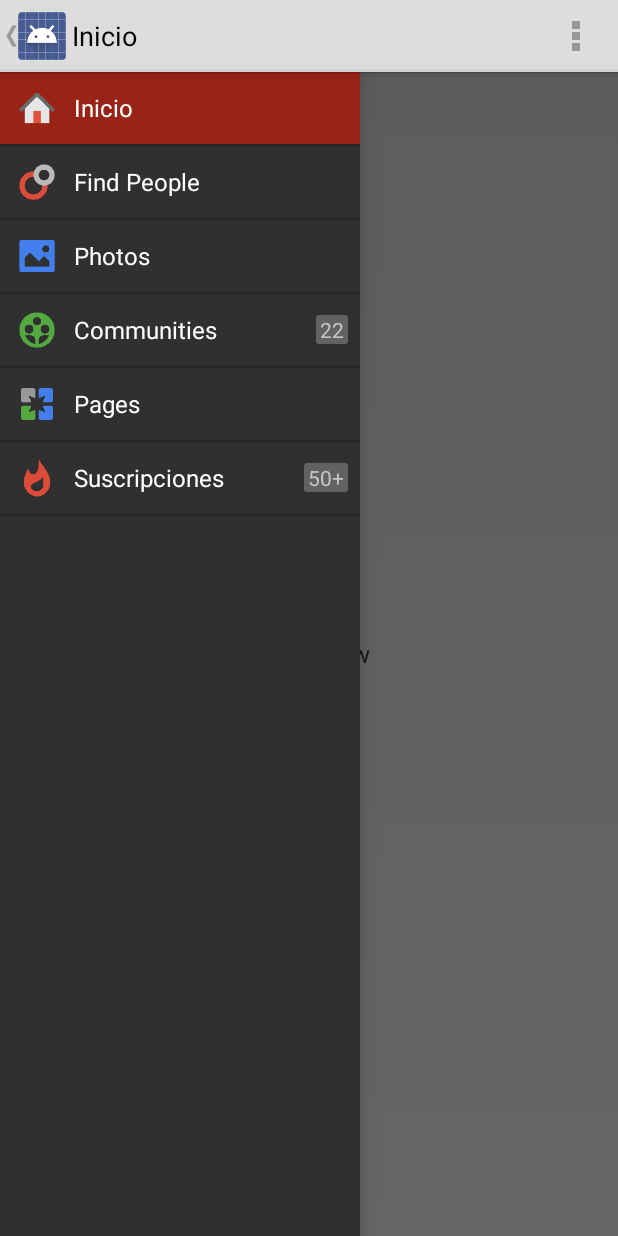
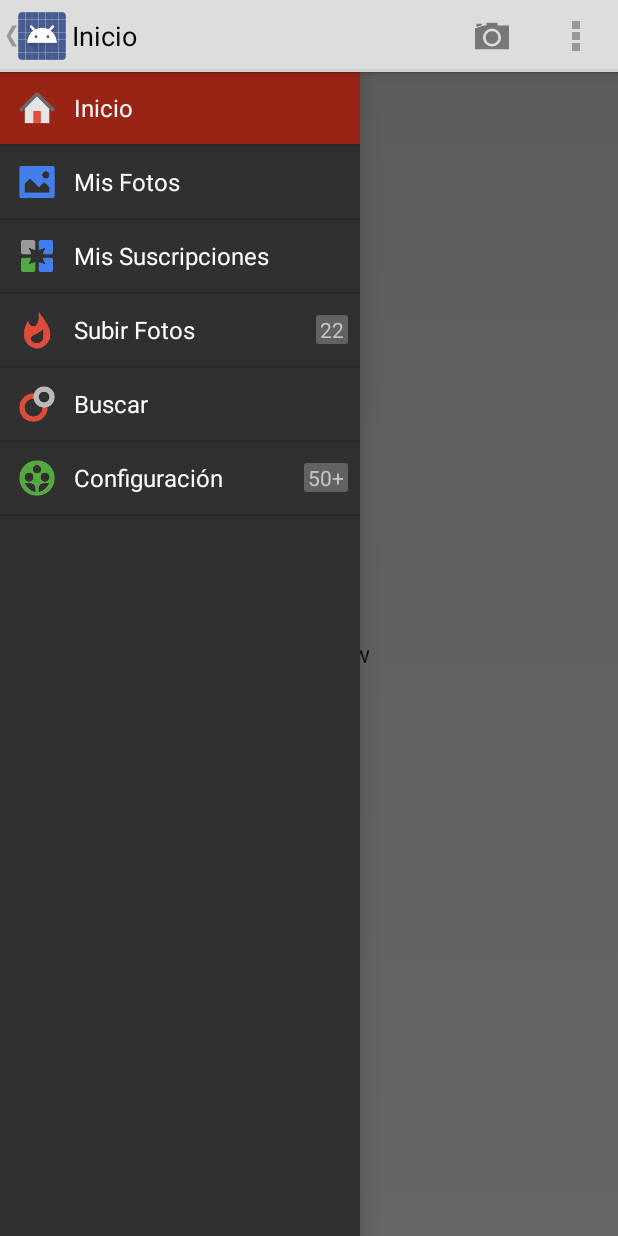
Before and after one commit to jmfrutos/SlicePicker, an Android app: the screen it shows after launch (MainActivity), with the side drawer open, on a phone screen of 412 x 824 dp. Run offline under Robolectric (Android 15) with nearby library versions, the phone set to English and light mode, and no system bars; 2 statements that could not run were skipped.

Commit message:
Commit con actualización del menú.

```diff
--- a/app/src/main/java/info/androidhive/slidingmenu/MainActivity.java
+++ b/app/src/main/java/info/androidhive/slidingmenu/MainActivity.java
@@ -170,7 +170,7 @@ public class MainActivity extends Activity {
 			fragment = new FindPeopleFragment();
 			break;
 		case 2:
-			fragment = new PhotosFragment();
+			fragment = new Suscripciones();
 			break;
 		case 3:
 			fragment = new CommunityFragment();
--- a/app/src/main/res/menu/main.xml
+++ b/app/src/main/res/menu/main.xml
@@ -1,5 +1,9 @@
 <menu xmlns:android="http://schemas.android.com/apk/res/android" >
 
+    <item android:id="@+id/action_camara"
+        android:icon="@drawable/ic_action_camera"
+        android:title="@string/action_camara"
+        android:showAsAction="ifRoom" />
     <item
         android:id="@+id/action_settings"
         android:orderInCategory="100"
--- a/app/src/main/res/values/strings.xml
+++ b/app/src/main/res/values/strings.xml
@@ -6,26 +6,27 @@
     <string name="hello_world">Hello world!</string>
     <string name="drawer_open">Slider Menu Opened</string>
     <string name="drawer_close">Slider Menu Closed</string>
+    <string name="action_camara">Camara</string>
 
     <!-- Nav Drawer Menu Items -->
     <string-array name="nav_drawer_items">
         <item >Inicio</item>
-        <item >Find People</item>
-        <item >Photos</item>
-        <item >Communities</item>
-        <item >Pages</item>
-        <item >Suscripciones</item>
+        <item >Mis Fotos</item>
+        <item >Mis Suscripciones</item>
+        <item >Subir Fotos</item>
+        <item >Buscar</item>
+        <item >Configuración</item>
     </string-array>
 
     <!-- Nav Drawer List Item Icons -->
     <!-- Keep them in order as the titles are in -->
     <array name="nav_drawer_icons">
         <item>@drawable/ic_home</item>
-        <item>@drawable/ic_people</item>
         <item>@drawable/ic_photos</item>
-        <item>@drawable/ic_communities</item>
         <item>@drawable/ic_pages</item>
         <item>@drawable/ic_whats_hot</item>
+        <item>@drawable/ic_people</item>
+        <item>@drawable/ic_communities</item>
     </array>
 
     <!-- Content Description -->
```
Also changed, not shown: app/src/main/res/drawable-hdpi/ic_action_camera.png (added), 1 other file.
